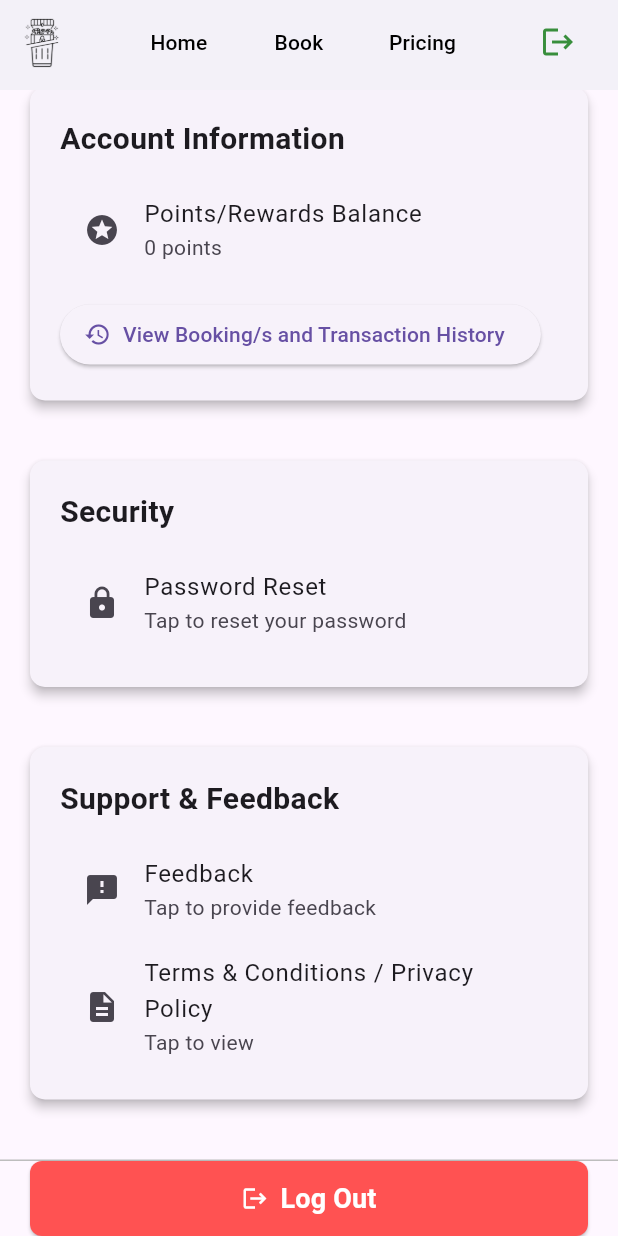
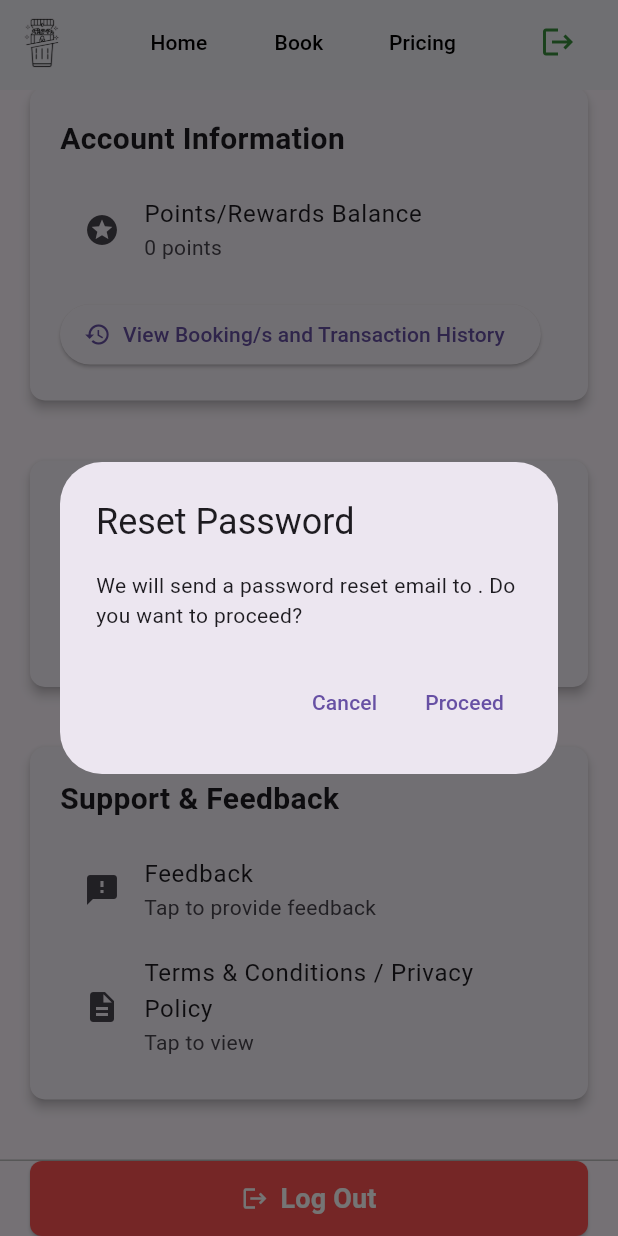
Before and after one commit to kristine-ag/trashure-trial, a Flutter app: the ProfileScreen screen opened by its route, scrolled down 771 dp, after a tap on "Password Reset", on a phone screen of 412 x 824 dp. Run offline on Flutter 3.47's test engine with Material 3 defaults, Android fonts, the light colour scheme and no system bars; our stand-ins replace animated_text_kit, cloud_firestore, file_picker, firebase_auth, firebase_core, firebase_storage and 6 more; accounts and stored records are empty; network calls fail.

Commit message:
before hosting :>>>

```diff
--- a/lib/screens/profile_screen.dart
+++ b/lib/screens/profile_screen.dart
@@ -271,7 +271,7 @@ class _ProfileScreenState extends State<ProfileScreen> {
             children: [
               _buildHeaderSection(),
               const SizedBox(height: 20),
-              _buildProfileImageButton(), // New button to change profile image
+              _buildProfileImageButton(),
               const SizedBox(height: 40),
               _buildPersonalInformation(fullName, phoneNumber),
               const SizedBox(height: 40),
@@ -384,7 +384,7 @@ class _ProfileScreenState extends State<ProfileScreen> {
     );
   }
 
-    Widget _buildAccountInformation(int balance) {
+  Widget _buildAccountInformation(int balance) {
     return Card(
       margin: const EdgeInsets.symmetric(horizontal: 20),
       elevation: 3,
@@ -414,7 +414,8 @@ class _ProfileScreenState extends State<ProfileScreen> {
               onPressed: () {
                 Navigator.push(
                   context,
-                  MaterialPageRoute(builder: (context) => const BookingHistoryScreen()),
+                  MaterialPageRoute(
+                      builder: (context) => const BookingHistoryScreen()),
                 );
               },
               icon: const Icon(Icons.history),
@@ -426,7 +427,7 @@ class _ProfileScreenState extends State<ProfileScreen> {
     );
   }
 
-
+  // Updated method with password reset functionality
   Widget _buildSecuritySection() {
     return Card(
       margin: const EdgeInsets.symmetric(horizontal: 20),
@@ -451,8 +452,52 @@ class _ProfileScreenState extends State<ProfileScreen> {
               leading: const Icon(Icons.lock),
               title: const Text('Password Reset'),
               subtitle: const Text('Tap to reset your password'),
-              onTap: () {
-                // Add password reset logic here
+              onTap: () async {
+                final email = _auth.currentUser?.email;
+                if (email == null) {
+                  ScaffoldMessenger.of(context).showSnackBar(
+                    const SnackBar(
+                        content:
+                            Text('No email associated with this account.')),
+                  );
+                  return;
+                }
+
+                final shouldReset = await showDialog<bool>(
+                  context: context,
+                  builder: (context) => AlertDialog(
+                    title: const Text('Reset Password'),
+                    content: Text(
+                        'We will send a password reset email to $email. Do you want to proceed?'),
+                    actions: [
+                      TextButton(
+                        onPressed: () => Navigator.of(context).pop(false),
+                        child: const Text('Cancel'),
+                      ),
+                      TextButton(
+                        onPressed: () => Navigator.of(context).pop(true),
+                        child: const Text('Proceed'),
+                      ),
+                    ],
+                  ),
+                );
+
+                if (shouldReset == true) {
+                  try {
+                    await _auth.sendPasswordResetEmail(email: email);
+                    ScaffoldMessenger.of(context).showSnackBar(
+                      SnackBar(
+                          content: Text(
+                              'Password reset email sent to $email')),
+                    );
+                  } catch (e) {
+                    ScaffoldMessenger.of(context).showSnackBar(
+                      SnackBar(
+                          content: Text(
+                              'Error sending password reset email: $e')),
+                    );
+                  }
+                }
               },
             ),
           ],
@@ -551,14 +596,16 @@ class _MapScreenState extends State<MapScreen> {
             IconButton(
               icon: const Icon(Icons.check),
               onPressed: () {
-                Navigator.pop(context, _selectedLatLng); // Return the selected location
+                Navigator.pop(context,
+                    _selectedLatLng); // Return the selected location
               },
             )
         ],
       ),
       body: GoogleMap(
         initialCameraPosition: CameraPosition(
-          target: LatLng(widget.initialLocation.latitude, widget.initialLocation.longitude),
+          target: LatLng(widget.initialLocation.latitude,
+              widget.initialLocation.longitude),
           zoom: 16,
         ),
         onMapCreated: (controller) => _mapController = controller,
```
Also changed, not shown: lib/components/booking_history.dart (+61 -27 lines), lib/screens/booking_screen.dart (+43 -26 lines), lib/screens/bookpreview_screen.dart (+39 -18 lines), lib/screens/pricing_screen.dart (+67 -56 lines).
